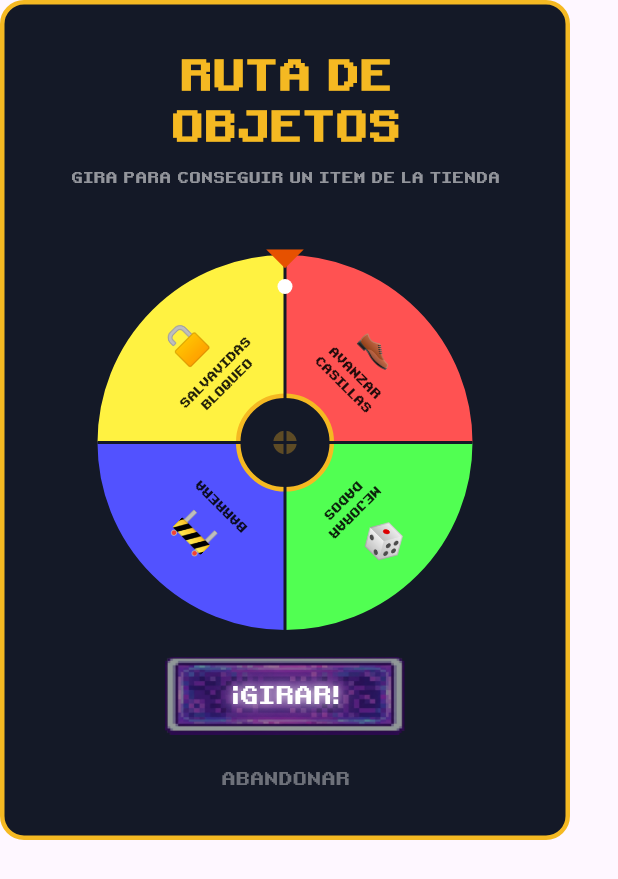
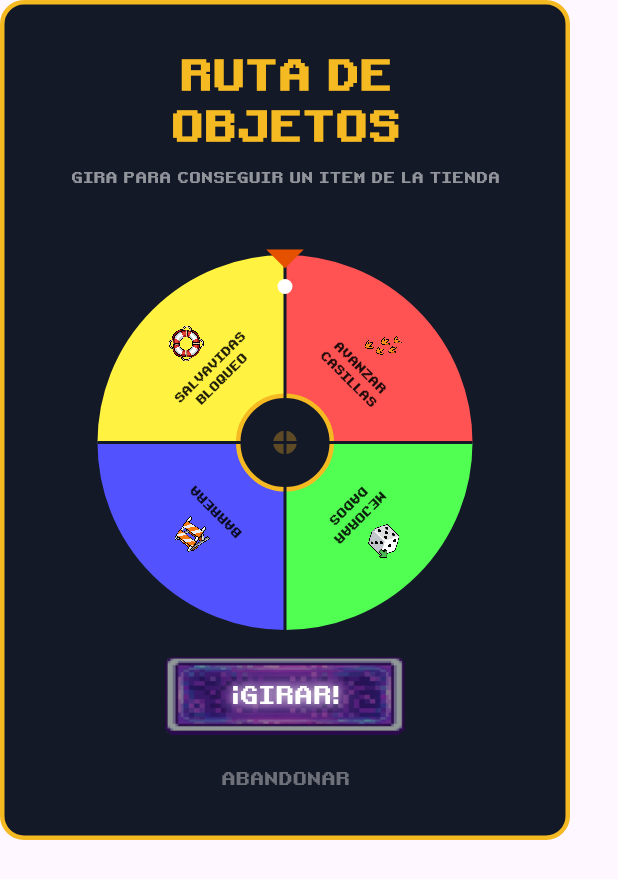
Before and after one commit to UNIZAR-30226-2026-05/frontend-escritorio, a Flutter app: the RuletaModal widget shown alone on an empty page, opened directly with empty values, on a phone screen of 412 x 824 dp. Shown: the top 879 px of the screen. Run offline on Flutter 3.47's test engine with Material 3 defaults, Android fonts, the phone set to English and light mode, and no system bars; our stand-ins replace flutter_riverpod, flutter_secure_storage, go_router; accounts and stored records are empty.

Commit message:
fotos nuevas de items

```diff
--- a/lib/features/board/presentation/widgets/inventory_panel.dart
+++ b/lib/features/board/presentation/widgets/inventory_panel.dart
@@ -76,8 +76,7 @@ class InventoryPanel extends ConsumerWidget {
                   ),
                   child: ListTile(
                     dense: true,
-                    leading: Text(itemData.icon,
-                        style: const TextStyle(fontSize: 20)),
+                    leading: Image.asset(itemData.icon, height: 20, filterQuality: FilterQuality.none),
                     title: Text(
                       itemData.name,
                       style: const TextStyle(
--- a/lib/features/board/presentation/widgets/ruleta_modal.dart
+++ b/lib/features/board/presentation/widgets/ruleta_modal.dart
@@ -172,10 +172,10 @@ class _RuletaModalState extends ConsumerState<RuletaModal>
                       size: const Size(260, 260),
                       painter: _WheelPainter(),
                     ),
-                    _buildSliceContent('AVANZAR\nCASILLAS', '👞', -pi / 4),
-                    _buildSliceContent('MEJORAR\nDADOS', '🎲', pi / 4),
-                    _buildSliceContent('BARRERA', '🚧', 3 * pi / 4),
-                    _buildSliceContent('SALVAVIDAS\nBLOQUEO', '🔓', 5 * pi / 4),
+                    _buildSliceContent('AVANZAR\nCASILLAS', 'assets/images/items/item_avanzar.png', -pi / 4),
+                    _buildSliceContent('MEJORAR\nDADOS', 'assets/images/items/item_dados.png', pi / 4),
+                    _buildSliceContent('BARRERA', 'assets/images/items/item_barrera.png', 3 * pi / 4),
+                    _buildSliceContent('SALVAVIDAS\nBLOQUEO', 'assets/images/items/item_salvavidas.png', 5 * pi / 4),
                   ],
                 ),
               ),
@@ -265,9 +265,10 @@ class _RuletaModalState extends ConsumerState<RuletaModal>
         ),
         const SizedBox(height: 50),
         // Ícono del ítem
-        Text(
+        Image.asset(
           itemIcon,
-          style: const TextStyle(fontSize: 100),
+          height: 100,
+          filterQuality: FilterQuality.none,
         ),
         const SizedBox(height: 40),
         // Nombre del ítem
@@ -313,7 +314,7 @@ class _RuletaModalState extends ConsumerState<RuletaModal>
           child: Column(
             mainAxisAlignment: MainAxisAlignment.center,
             children: [
-              Text(icon, style: const TextStyle(fontSize: 24)),
+              Image.asset(icon, height: 24, filterQuality: FilterQuality.none),
               const SizedBox(height: 4),
               Text(
                 text,
--- a/lib/features/shop/data/shop_repository.dart
+++ b/lib/features/shop/data/shop_repository.dart
@@ -8,7 +8,7 @@ class ShopRepository {
       name: 'Avanzar Casillas',
       price: 1,
       description: 'Suma casillas extra a tu próxima tirada.',
-      icon: '👟',
+      icon: 'assets/images/items/item_avanzar.png',
       effectType: ItemType.avanzarRetroceder, // TU ENUM
     ),
     ShopItem(
@@ -16,7 +16,7 @@ class ShopRepository {
       name: 'Mejorar Dados',
       price: 3,
       description: 'Mejora tu segundo dado a un dado de plata (1-4).',
-      icon: '🎲',
+      icon: 'assets/images/items/item_dados.png',
       effectType: ItemType.modificadorDado, // TU ENUM
     ),
     ShopItem(
@@ -24,7 +24,7 @@ class ShopRepository {
       name: 'Barrera',
       price: 10,
       description: 'Bloquea el turno de un jugador a tu elección.',
-      icon: '🚧',
+      icon: 'assets/images/items/item_barrera.png',
       effectType: ItemType.barrera, // TU ENUM
     ),
     ShopItem(
@@ -32,7 +32,7 @@ class ShopRepository {
       name: 'Salvavidas bloqueo',
       price: 10,
       description: 'Te libra de una penalización de bloqueo del tablero.',
-      icon: '🛟',
+      icon: 'assets/images/items/item_salvavidas.png',
       effectType: ItemType.salvavidas, // TU ENUM
     ),
   ];
--- a/lib/features/shop/presentation/controllers/shop_providers.dart
+++ b/lib/features/shop/presentation/controllers/shop_providers.dart
@@ -185,8 +185,7 @@ class ShopModal extends ConsumerWidget {
                         SizedBox(
                           height: 54,
                           child: Center(
-                            child: Text(item.icon,
-                                style: const TextStyle(fontSize: 48)),
+                            child: Image.asset(item.icon, height: 48, filterQuality: FilterQuality.none),
                           ),
                         ),
                         if (itemCount > 0)
--- a/pubspec.yaml
+++ b/pubspec.yaml
@@ -32,7 +32,7 @@ flutter:
     - assets/images/characters/
     - assets/images/characters/general/
     - assets/images/characters/tablero/
-   # - assets/images/items/
+    - assets/images/items/
     - assets/images/ui/
     - assets/images/minigames/reflejos/
     - assets/images/minigames/pan/
```
Also changed, not shown: assets/images/items/item_avanzar.png (added), assets/images/items/item_barrera.png (added), assets/images/items/item_dados.png (added), assets/images/items/item_salvavidas.png (added).
